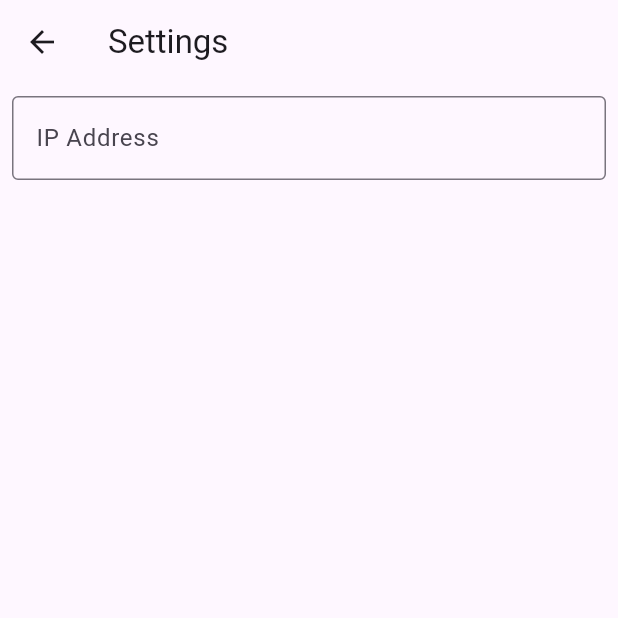
After one commit to espoxi/default-app, a Flutter app: the SettingsPage screen opened by its route, on a phone screen of 412 x 824 dp, the top half of it. The commit adds this screen. Run offline on Flutter 3.47's test engine with Material 2 defaults, Android fonts, the phone set to English and light mode, and no system bars.

Commit message:
worked a little on #1

```diff
--- a/lib/connection.dart
+++ b/lib/connection.dart
@@ -3,6 +3,9 @@ import 'dart:io';
 import 'package:espoxiapp/config.dart';
 import 'package:http/http.dart' as http;
 import 'package:espoxiapp/data/wifi.dart';
+
+import 'common/persistence.dart';
+import 'pages/setup.dart';
 
 class Connection {
   static final Connection _singleton = Connection._internal();
@@ -11,13 +14,23 @@ class Connection {
     return _singleton;
   }
 
-  Connection._internal();
+  Connection._internal() {
+    retrieveRaw(ADDRESSPATH).then((value) {
+      if (value != null) {
+        _address = InternetAddress(value);
+      }
+    });
+  }
 
   InternetAddress? _address;
+  InternetAddress? get address => _address;
+  void set address(InternetAddress? address) {
+    _address = address;
+    storeRaw(address.toString(), ADDRESSPATH);
+  }
+
   Future<InternetAddress?> connectEspoxiToWifi(Credentials creds) async {
-    if (_address != null) {
-      return _address!;
-    }
+    if (_address != null) {}
     http.post(
       Uri.parse('${DEFAULTURL}connect'),
       body: jsonEncode(creds.toJson()),
--- /dev/null
+++ b/lib/widgets/settings/ip.dart
@@ -0,0 +1,20 @@
+import 'dart:io';
+
+import 'package:espoxiapp/connection.dart';
+import 'package:flutter/material.dart';
+
+class IPSettings extends StatelessWidget {
+  const IPSettings({super.key});
+
+  @override
+  Widget build(BuildContext context) {
+    return TextField(
+      decoration: InputDecoration(
+        border: OutlineInputBorder(),
+        labelText: 'IP Address',
+        hintText: Connection().address?.address,
+      ),
+      onSubmitted: (value) => Connection().address = InternetAddress(value),
+    );
+  }
+}
--- /dev/null
+++ b/lib/widgets/settings/settings.dart
@@ -0,0 +1,25 @@
+import 'package:espoxiapp/widgets/settings/ip.dart';
+import 'package:flutter/material.dart';
+
+import 'ip.dart';
+
+class SettingsPage extends StatelessWidget {
+  const SettingsPage({super.key});
+
+  @override
+  Widget build(BuildContext context) {
+    return Scaffold(
+      appBar: AppBar(
+        title: const Text('Settings'),
+      ),
+      body: ListView(
+        children: const <Widget>[
+          Padding(
+            padding: EdgeInsets.all(8.0),
+            child: IPSettings(),
+          ),
+        ],
+      ),
+    );
+  }
+}
```
Also changed, not shown: lib/common/persistence.dart (+4 -4 lines), lib/main.dart (+9 -1 lines), lib/pages/setup.dart (+8 -3 lines), lib/widgets/mainDrawer.dart (added, +33 -0 lines).
